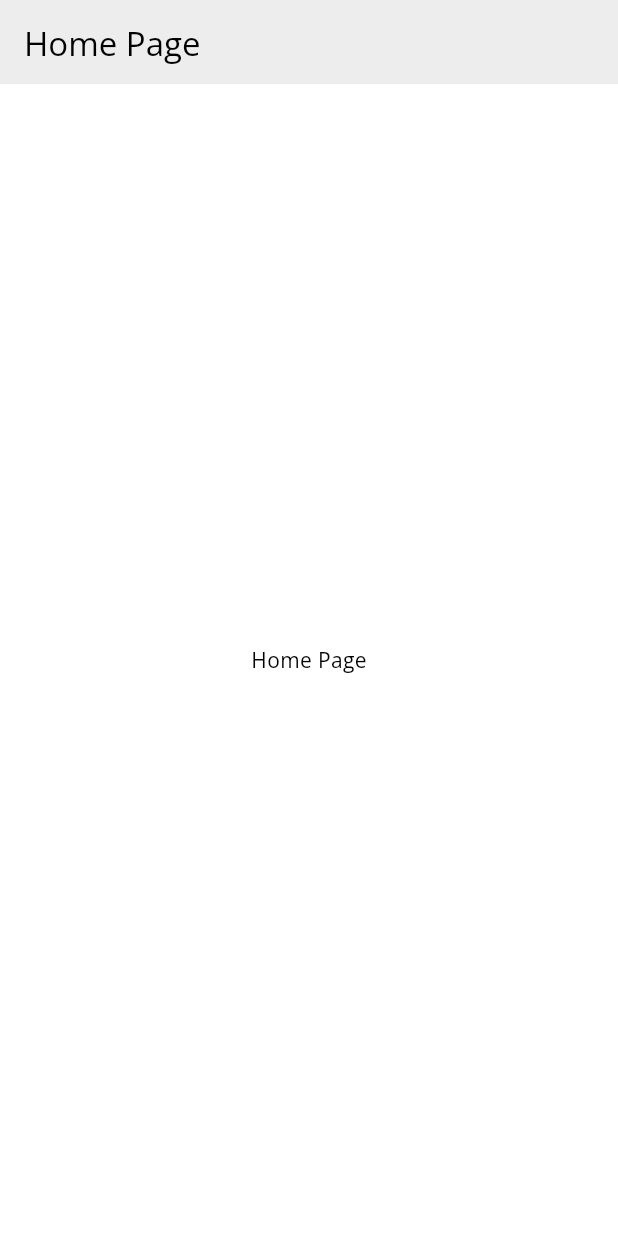
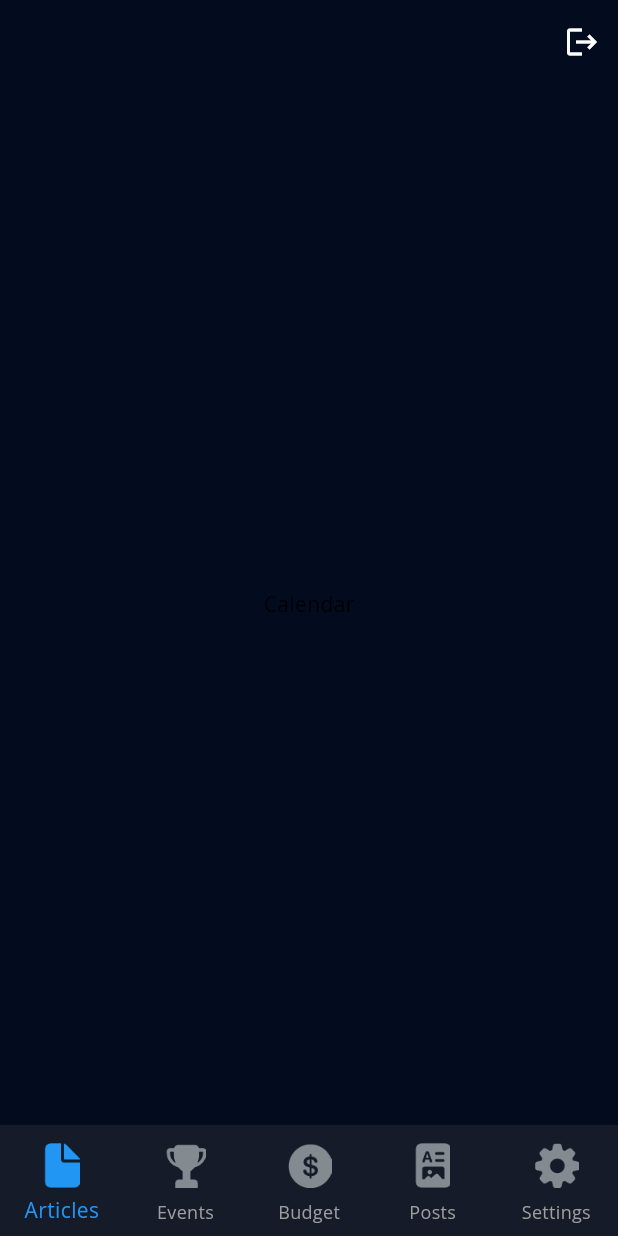
Before and after one commit to ramilsalihar/JournaNet, a Flutter app: the HomePage screen opened directly, on a phone screen of 412 x 824 dp. Run offline on Flutter 3.47's test engine with Material 3 defaults, Android fonts, the phone set to English and light mode, and no system bars; our stand-ins replace google_fonts, smooth_page_indicator.

Commit message:
adding bottom navigation bar

```diff
--- a/lib/core/styles/app_theme.dart
+++ b/lib/core/styles/app_theme.dart
@@ -28,7 +28,8 @@ class AppTheme {
       backgroundColor: _lightColors.white,
     ),
     bottomNavigationBarTheme: BottomNavigationBarThemeData(
-      backgroundColor: _lightColors.white,
+      backgroundColor: _lightColors.navBarColor,
+      unselectedItemColor: Colors.grey,
     ),
   );
 
--- a/lib/core/styles/colors/app_colors.dart
+++ b/lib/core/styles/colors/app_colors.dart
@@ -16,6 +16,10 @@ abstract class AppColors {
 
   Color get black;
 
+  Color get cardColor;
+
+  Color get navBarColor;
+
   static AppColors of(BuildContext context) {
     switch (Theme.of(context).brightness) {
       case Brightness.light:
--- a/lib/core/styles/colors/dark_theme_colors.dart
+++ b/lib/core/styles/colors/dark_theme_colors.dart
@@ -16,4 +16,10 @@ class AppColorsDark extends AppColors {
 
   @override
   Color get black => const Color(0xff000000);
+
+  @override
+  Color get cardColor => const Color(0xff182135);
+
+  @override
+  Color get navBarColor => const Color(0xff151B28);
 }
--- a/lib/core/styles/colors/light_theme_colors.dart
+++ b/lib/core/styles/colors/light_theme_colors.dart
@@ -16,4 +16,10 @@ class AppColorsLight extends AppColors {
 
   @override
   Color get black => const Color(0xff000000);
+
+  @override
+  Color get cardColor => const Color(0xff182135);
+
+  @override
+  Color get navBarColor => const Color(0xff151B28);
 }
--- a/lib/presentation/application/app.dart
+++ b/lib/presentation/application/app.dart
@@ -1,6 +1,6 @@
 import 'package:flutter/material.dart';
 import 'package:swiftui/core/styles/app_theme.dart';
-import 'package:swiftui/presentation/pages/intro/splash_screen.dart';
+import 'package:swiftui/presentation/pages/home/home_page.dart';
 
 class App extends StatelessWidget {
   const App({super.key});
@@ -10,7 +10,7 @@ class App extends StatelessWidget {
     return MaterialApp(
       theme: AppTheme.lightTheme,
       darkTheme: AppTheme.darkTheme,
-      home: SplashScreen(),
+      home: const HomePage(),
     );
   }
 }
--- a/lib/presentation/pages/home/home_page.dart
+++ b/lib/presentation/pages/home/home_page.dart
@@ -1,17 +1,78 @@
 import 'package:flutter/material.dart';
+import 'package:swiftui/presentation/widgets/layout/app_bottom_bar.dart';
 
-class HomePage extends StatelessWidget {
+class HomePage extends StatefulWidget {
   const HomePage({super.key});
+
+  @override
+  State<HomePage> createState() => _HomePageState();
+}
+
+class _HomePageState extends State<HomePage> {
+  int selectedIndex = 0;
+
+  final PageController _pageController = PageController();
+
+  @override
+  void dispose() {
+    _pageController.dispose();
+    super.dispose();
+  }
 
   @override
   Widget build(BuildContext context) {
     return Scaffold(
+      backgroundColor: Theme.of(context).primaryColor,
       appBar: AppBar(
         automaticallyImplyLeading: false,
-        title: const Text('Home Page'),
+        backgroundColor: Colors.transparent,
+        elevation: 0,
+        actions: [
+          IconButton(
+            icon: const Icon(
+              Icons.logout,
+              color: Colors.white,
+            ),
+            onPressed: () {
+              Navigator.of(context).pop();
+            },
+          ),
+        ],
       ),
-      body: const Center(
-        child: Text('Home Page'),
+      body: PageView(
+        controller: _pageController,
+        onPageChanged: (index) {
+          setState(() {
+            selectedIndex = index;
+          });
+        },
+        children: const [
+          Center(
+            child: Text('Calendar'),
+          ),
+          Center(
+            child: Text('Home'),
+          ),
+          Center(
+            child: Text('Medication'),
+          ),
+          Center(
+            child: Text('Medication'),
+          ),
+          Center(
+            child: Text('Medication'),
+          ),
+        ],
+      ),
+      bottomNavigationBar: AppBottomBar(
+        selectedIndex: selectedIndex,
+        onItemTapped: (int index) {
+          _pageController.animateToPage(
+            index,
+            duration: const Duration(milliseconds: 300),
+            curve: Curves.easeInOut,
+          );
+        },
       ),
     );
   }
--- /dev/null
+++ b/lib/presentation/widgets/layout/app_bottom_bar.dart
@@ -0,0 +1,64 @@
+import 'package:flutter/material.dart';
+
+class AppBottomBar extends StatefulWidget {
+  const AppBottomBar({
+    super.key,
+    required this.selectedIndex,
+    required this.onItemTapped,
+  });
+
+  final int selectedIndex;
+  final void Function(int) onItemTapped;
+
+  @override
+  State<AppBottomBar> createState() => _AppBottomBarState();
+}
+
+class _AppBottomBarState extends State<AppBottomBar> {
+  @override
+  Widget build(BuildContext context) {
+    return BottomNavigationBar(
+      type: BottomNavigationBarType.fixed,
+      selectedItemColor: Colors.blue,
+      showUnselectedLabels: true,
+      currentIndex: widget.selectedIndex,
+      items: [
+        customNavBarItem('assets/icons/articles.png', 'Articles', 0),
+        customNavBarItem('assets/icons/events.png', 'Events', 1),
+        customNavBarItem('assets/icons/budget.png', 'Budget', 2),
+        customNavBarItem('assets/icons/posts.png', 'Posts', 3),
+        customNavBarItem('assets/icons/settings.png', 'Settings', 4),
+      ],
+      onTap: widget.onItemTapped,
+    );
+  }
+
+  BottomNavigationBarItem customNavBarItem(
+      String path, String label, int index) {
+    return BottomNavigationBarItem(
+      label: label,
+      icon: Column(
+        children: [
+          const SizedBox(
+            height: 5,
+          ),
+          SizedBox(
+            height: 30,
+            width: 30,
+            child: widget.selectedIndex == index
+                ? Image.asset(
+                    path,
+                    color: Colors.blue,
+                  )
+                : Image.asset(
+                    path,
+                  ),
+          ),
+          const SizedBox(
+            height: 5,
+          ),
+        ],
+      ),
+    );
+  }
+}
--- a/pubspec.yaml
+++ b/pubspec.yaml
@@ -29,6 +29,7 @@ flutter:
   assets:
    - assets/logo/
    - assets/images/
+   - assets/icons/
 
   # fonts:
   #   - family: Schyler
```
Also changed, not shown: assets/icons/articles.png (added), assets/icons/budget.png (added), assets/icons/events.png (added), assets/icons/posts.png (added), assets/icons/settings.png (added).
